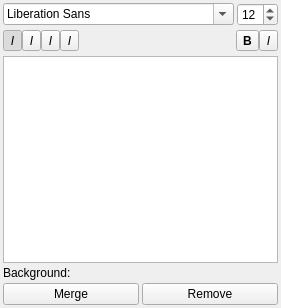
Qt form src/client/ui/textsettings.ui (drawpile/Drawpile) before a commit.
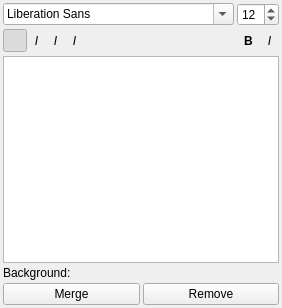
The same form after that commit. Icons and pictures are not drawn. Custom widgets are drawn as their Qt base class.

```diff
--- a/src/client/ui/textsettings.ui
+++ b/src/client/ui/textsettings.ui
@@ -6,7 +6,7 @@
    <rect>
     <x>0</x>
     <y>0</y>
-    <width>265</width>
+    <width>282</width>
     <height>308</height>
    </rect>
   </property>
@@ -65,10 +65,7 @@
         </font>
        </property>
        <property name="toolTip">
-        <string>&lt;html&gt;&lt;head/&gt;&lt;body&gt;&lt;p&gt;Left align&lt;/p&gt;&lt;/body&gt;&lt;/html&gt;</string>
-       </property>
-       <property name="text">
-        <string>I</string>
+        <string>Left align</string>
        </property>
        <property name="icon">
         <iconset resource="resources.qrc">
@@ -83,6 +80,9 @@
        <property name="autoExclusive">
         <bool>true</bool>
        </property>
+       <property name="autoRaise">
+        <bool>true</bool>
+       </property>
       </widget>
      </item>
      <item>
@@ -108,6 +108,9 @@
        <property name="autoExclusive">
         <bool>true</bool>
        </property>
+       <property name="autoRaise">
+        <bool>true</bool>
+       </property>
       </widget>
      </item>
      <item>
@@ -133,6 +136,9 @@
        <property name="autoExclusive">
         <bool>true</bool>
        </property>
+       <property name="autoRaise">
+        <bool>true</bool>
+       </property>
       </widget>
      </item>
      <item>
@@ -158,6 +164,9 @@
        <property name="autoExclusive">
         <bool>true</bool>
        </property>
+       <property name="autoRaise">
+        <bool>true</bool>
+       </property>
       </widget>
      </item>
      <item>
@@ -207,6 +216,9 @@
        <property name="checkable">
         <bool>true</bool>
        </property>
+       <property name="autoRaise">
+        <bool>true</bool>
+       </property>
       </widget>
      </item>
      <item>
@@ -229,6 +241,9 @@
        <property name="checkable">
         <bool>true</bool>
        </property>
+       <property name="autoRaise">
+        <bool>true</bool>
+       </property>
       </widget>
      </item>
     </layout>
```
Left out of the diff: 4 changed lines with no effect on the pictures.
